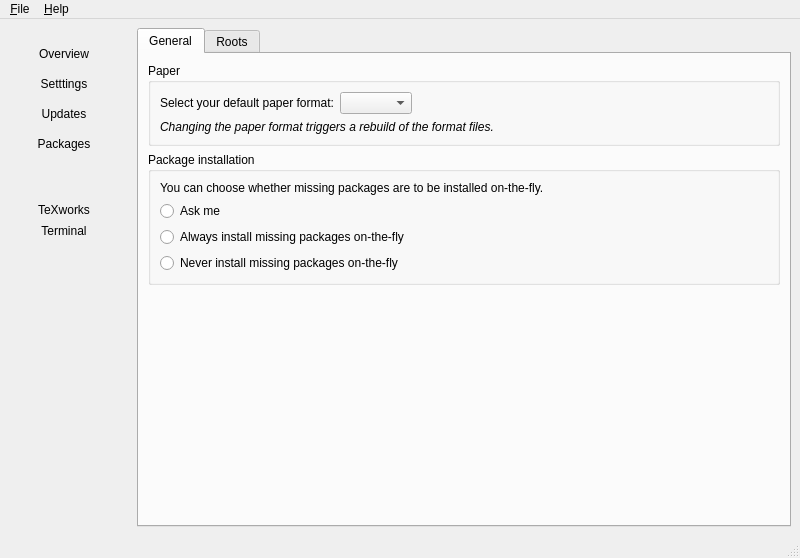
Old version of the form Programs/MiKTeX/Console/Qt/mainwindow.ui in the repository MiKTeX/miktex.
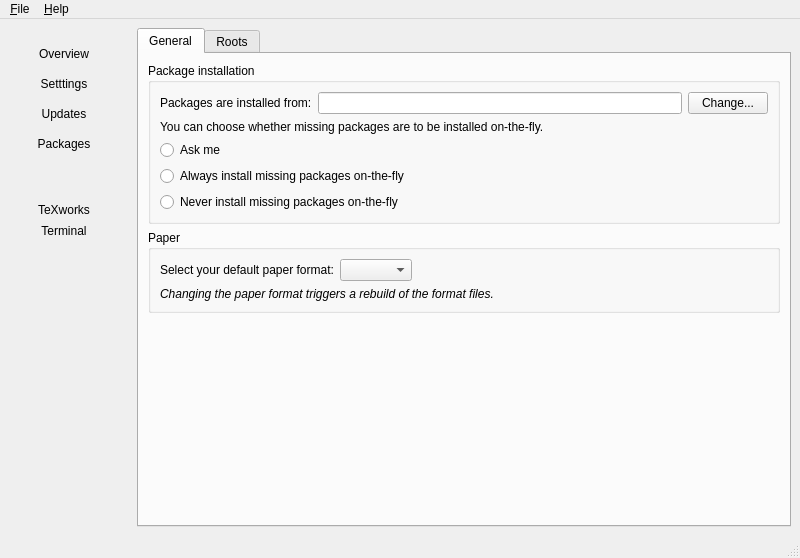
New version of the form. Icons and pictures are not drawn.

Commit message: MiKTeX Console

```diff
--- a/Programs/MiKTeX/Console/Qt/mainwindow.ui
+++ b/Programs/MiKTeX/Console/Qt/mainwindow.ui
@@ -671,7 +671,76 @@
            </attribute>
            <layout class="QVBoxLayout" name="xxxx">
             <item>
-             <widget class="QGroupBox" name="horizontalGroupBox">
+             <widget class="QGroupBox" name="groupPackageInstallation">
+              <property name="title">
+               <string>Package installation</string>
+              </property>
+              <layout class="QVBoxLayout" name="verticalLayout_9">
+               <item>
+                <layout class="QHBoxLayout" name="horizontalLayout_5">
+                 <item>
+                  <widget class="QLabel" name="label_13">
+                   <property name="text">
+                    <string>Packages are installed from:</string>
+                   </property>
+                  </widget>
+                 </item>
+                 <item>
+                  <widget class="QLineEdit" name="editRepository">
+                   <property name="readOnly">
+                    <bool>true</bool>
+                   </property>
+                  </widget>
+                 </item>
+                 <item>
+                  <widget class="QPushButton" name="buttonChangeRepository">
+                   <property name="text">
+                    <string>Change...</string>
+                   </property>
+                  </widget>
+                 </item>
+                </layout>
+               </item>
+               <item>
+                <layout class="QVBoxLayout" name="verticalLayout_11">
+                 <item>
+                  <widget class="QLabel" name="label_11">
+                   <property name="text">
+                    <string>You can choose whether missing packages are to be installed on-the-fly.</string>
+                   </property>
+                   <property name="wordWrap">
+                    <bool>true</bool>
+                   </property>
+                  </widget>
+                 </item>
+                 <item>
+                  <widget class="QRadioButton" name="radioAutoInstallAsk">
+                   <property name="text">
+                    <string>Ask me</string>
+                   </property>
+                  </widget>
+                 </item>
+                 <item>
+                  <widget class="QRadioButton" name="radioAutoInstallYes">
+                   <property name="text">
+                    <string>Always install missing packages on-the-fly</string>
+                   </property>
+                  </widget>
+                 </item>
+                 <item>
+                  <widget class="QRadioButton" name="radioAutoInstallNo">
+                   <property name="text">
+                    <string>Never install missing packages on-the-fly</string>
+                   </property>
+                  </widget>
+                 </item>
+                </layout>
+               </item>
+              </layout>
+             </widget>
+            </item>
+            <item>
+             <widget class="QGroupBox" name="groupPaper">
               <property name="title">
                <string>Paper</string>
               </property>
@@ -721,46 +790,6 @@
               </layout>
              </widget>
             </item>
-            <item>
-             <widget class="QGroupBox" name="verticalGroupBox">
-              <property name="title">
-               <string>Package installation</string>
-              </property>
-              <layout class="QVBoxLayout" name="verticalLayout_9">
-               <item>
-                <widget class="QLabel" name="label_11">
-                 <property name="text">
-                  <string>You can choose whether missing packages are to be installed on-the-fly.</string>
-                 </property>
-                 <property name="wordWrap">
-                  <bool>true</bool>
-                 </property>
-                </widget>
-               </item>
-               <item>
-                <widget class="QRadioButton" name="radioAutoInstallAsk">
-                 <property name="text">
-                  <string>Ask me</string>
-                 </property>
-                </widget>
-               </item>
-               <item>
-                <widget class="QRadioButton" name="radioAutoInstallYes">
-                 <property name="text">
-                  <string>Always install missing packages on-the-fly</string>
-                 </property>
-                </widget>
-               </item>
-               <item>
-                <widget class="QRadioButton" name="radioAutoInstallNo">
-                 <property name="text">
-                  <string>Never install missing packages on-the-fly</string>
-                 </property>
-                </widget>
-               </item>
-              </layout>
-             </widget>
-            </item>
             <item>
              <spacer name="verticalSpacer_9">
               <property name="orientation">
```
The commit also changes 2 other files.
